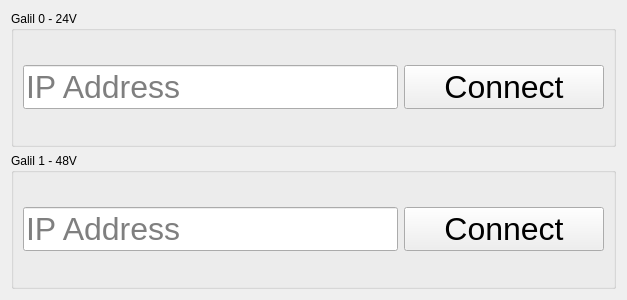
The window that views/connection_tab.ui (luis-banuelos-chacon/trolleyTester) describes before a commit, drawn with Qt 5.
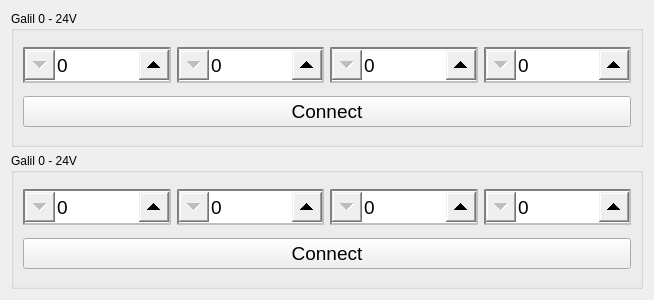
The same window after the commit.

What changed in the file:
```diff
--- a/views/connection_tab.ui
+++ b/views/connection_tab.ui
@@ -6,7 +6,7 @@
    <rect>
     <x>0</x>
     <y>0</y>
-    <width>627</width>
+    <width>654</width>
     <height>300</height>
    </rect>
   </property>
@@ -14,8 +14,27 @@
    <string>Form</string>
   </property>
   <property name="styleSheet">
-   <string notr="true">QLineEdit { font: 24pt; }
-QPushButton { font: 24pt; }</string>
+   <string notr="true">QPushButton { font: 14pt; }
+QAbstractSpinBox {
+	font: 14pt;
+	qproperty-maximum: 255;
+	qproperty-minimum: 0;
+	qproperty-singleStep: 1;
+	border: 2px inset grey;
+	min-height: 32px;
+	qproperty-accelerated: true;
+	qproperty-wrapping: true;
+}
+QAbstractSpinBox::up-button {
+	subcontrol-position: right;
+	width: 30px;
+	height: 30px;
+}
+QAbstractSpinBox::down-button {
+	subcontrol-position: left;
+	width: 30px;
+	height: 30px;
+}</string>
   </property>
   <layout class="QVBoxLayout" name="verticalLayout">
    <item>
@@ -23,22 +42,51 @@
      <property name="title">
       <string>Galil 0 - 24V</string>
      </property>
-     <layout class="QHBoxLayout" name="horizontalLayout_2">
-      <item>
-       <widget class="QLineEdit" name="address_0">
-        <property name="placeholderText">
-         <string>IP Address</string>
+     <layout class="QGridLayout" name="gridLayout">
+      <item row="0" column="0">
+       <widget class="QSpinBox" name="ip0_0">
+        <property name="maximum">
+         <number>256</number>
         </property>
        </widget>
       </item>
-      <item>
+      <item row="0" column="1">
+       <widget class="QSpinBox" name="ip1_0">
+        <property name="maximum">
+         <number>256</number>
+        </property>
+       </widget>
+      </item>
+      <item row="0" column="2">
+       <widget class="QSpinBox" name="ip2_0">
+        <property name="maximum">
+         <number>256</number>
+        </property>
+       </widget>
+      </item>
+      <item row="0" column="3">
+       <widget class="QSpinBox" name="ip3_0">
+        <property name="maximum">
+         <number>256</number>
+        </property>
+       </widget>
+      </item>
+      <item row="1" column="0" colspan="4">
        <widget class="QPushButton" name="connect_0">
         <property name="minimumSize">
          <size>
-          <width>200</width>
+          <width>150</width>
           <height>0</height>
          </size>
         </property>
+        <property name="font">
+         <font>
+          <pointsize>14</pointsize>
+          <weight>50</weight>
+          <italic>false</italic>
+          <bold>false</bold>
+         </font>
+        </property>
         <property name="text">
          <string>Connect</string>
         </property>
@@ -50,24 +98,53 @@
    <item>
     <widget class="QGroupBox" name="groupBox_2">
      <property name="title">
-      <string>Galil 1 - 48V</string>
+      <string>Galil 0 - 24V</string>
      </property>
-     <layout class="QHBoxLayout" name="horizontalLayout">
-      <item>
-       <widget class="QLineEdit" name="address_1">
-        <property name="placeholderText">
-         <string>IP Address</string>
+     <layout class="QGridLayout" name="gridLayout_2">
+      <item row="0" column="0">
+       <widget class="QSpinBox" name="ip0_1">
+        <property name="maximum">
+         <number>256</number>
         </property>
        </widget>
       </item>
-      <item>
+      <item row="0" column="1">
+       <widget class="QSpinBox" name="ip1_1">
+        <property name="maximum">
+         <number>256</number>
+        </property>
+       </widget>
+      </item>
+      <item row="0" column="2">
+       <widget class="QSpinBox" name="ip2_1">
+        <property name="maximum">
+         <number>256</number>
+        </property>
+       </widget>
+      </item>
+      <item row="0" column="3">
+       <widget class="QSpinBox" name="ip3_1">
+        <property name="maximum">
+         <number>256</number>
+        </property>
+       </widget>
+      </item>
+      <item row="1" column="0" colspan="4">
        <widget class="QPushButton" name="connect_1">
         <property name="minimumSize">
          <size>
-          <width>200</width>
+          <width>150</width>
           <height>0</height>
          </size>
         </property>
+        <property name="font">
+         <font>
+          <pointsize>14</pointsize>
+          <weight>50</weight>
+          <italic>false</italic>
+          <bold>false</bold>
+         </font>
+        </property>
         <property name="text">
          <string>Connect</string>
         </property>
```
